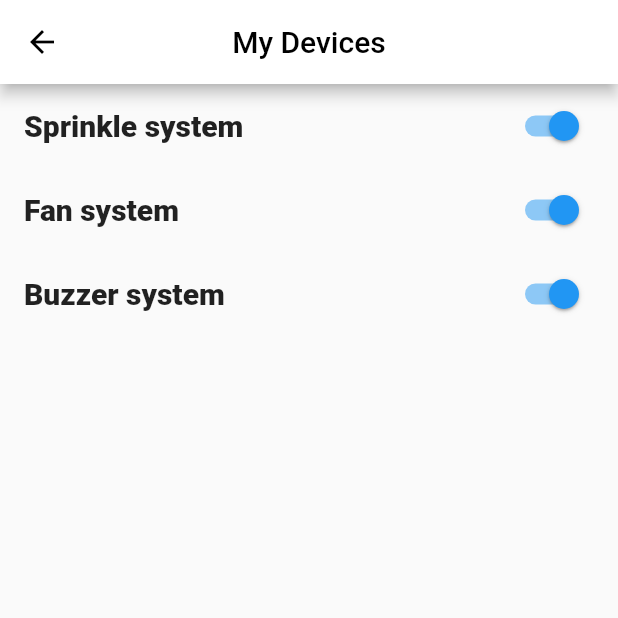
After one commit to hieunt2501/FireAlarm-FrontEnd, a Flutter app: the MyDevices screen opened directly, on a phone screen of 412 x 824 dp, the top half of it. The commit adds this screen. Run offline on Flutter 3.47's test engine with Material 2 defaults, Android fonts, the phone set to English and light mode, and no system bars; our stand-ins replace email_validator, firebase_core, firebase_messaging, fl_chart, flutter_local_notifications, font_awesome_flutter and 2 more; accounts and stored records are empty.

Commit message:
Added basic MyDevices Page UI

```diff
--- a/lib/ui/my_app.dart
+++ b/lib/ui/my_app.dart
@@ -1,15 +1,13 @@
 // import 'package:firealarm/caches/sharedpref/shared_preference_helper.dart';
 import 'package:firealarm/providers/auth_provider.dart';
-// import 'package:firealarm/ui/smoke_detection/smoke_detected_screen.dart';
 import 'package:flutter/material.dart';
 import '../utils/routes/routes.dart';
 
 import './home_screen/home_screen.dart';
-
-// import './fire_detection/fire_detected_screen.dart'; // for testing only
-// import './smoke_detection/smoke_detected_screen.dart';
 import 'login/login_screen.dart'; // for testing only
 import 'package:provider/provider.dart';
+
+import './mydevices/mydevices.dart';
 
 class MyApp extends StatelessWidget {
   const MyApp({Key key}) : super(key: key);
--- /dev/null
+++ b/lib/ui/mydevices/mydevices.dart
@@ -0,0 +1,41 @@
+import 'package:flutter/material.dart';
+
+class MyDevices extends StatelessWidget {
+  @override
+  Widget build(BuildContext context){
+    return Scaffold(
+      appBar: AppBar(
+        brightness: Brightness.light,
+        // iconTheme: IconThemeData(color: Colors.black),
+        leading: IconButton(
+          icon: Icon(Icons.arrow_back, color: Colors.black),
+          onPressed: () => Navigator.of(context).pop(),
+        ),
+        backgroundColor: Colors.white,
+        centerTitle: true,
+        title: Text('My Devices', style: TextStyle(color: Colors.black),),
+      ),
+      body: SingleChildScrollView(
+        child: Column(
+          children: [
+            SwitchListTile(
+              value: true,
+              title: Text("Sprinkle system", style: TextStyle(fontSize: 20, fontWeight: FontWeight.w900),),
+              onChanged: (value) {}
+            ),
+            SwitchListTile(
+              value: true,
+              title: Text("Fan system", style: TextStyle(fontSize: 20, fontWeight: FontWeight.w900),),
+              onChanged: (value) {}
+            ),
+            SwitchListTile(
+              value: true,
+              title: Text("Buzzer system", style: TextStyle(fontSize: 20, fontWeight: FontWeight.w900),),
+              onChanged: (value) {}
+            )
+          ],
+        ),
+      )
+    );
+  }
+}
```
